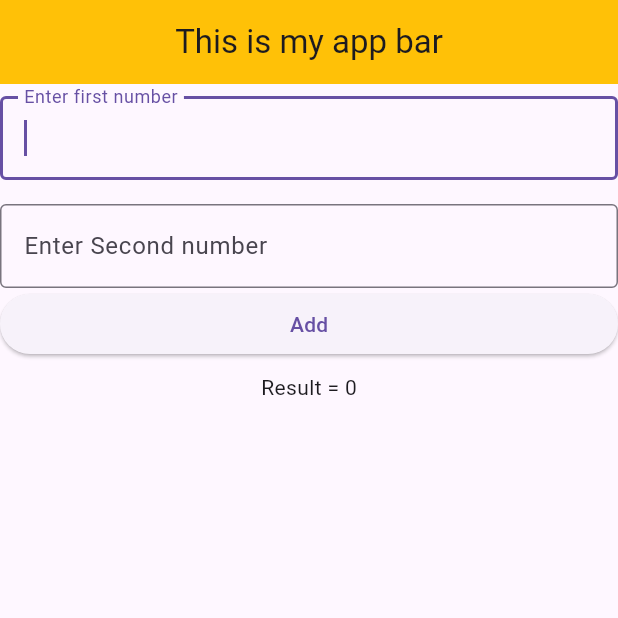
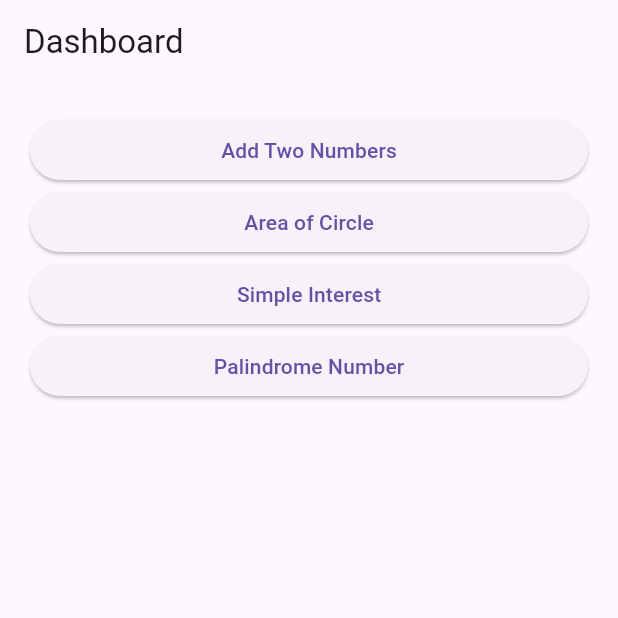
Before and after one commit to Addy-0001/logitracker, a Flutter app: the screen it shows after launch, on a phone screen of 412 x 824 dp, the top half of it. Run offline on Flutter 3.47's test engine with Material 3 defaults, Android fonts, the phone set to English and light mode, and no system bars.

```diff
--- a/lib/app.dart
+++ b/lib/app.dart
@@ -1,11 +1,25 @@
 import 'package:flutter/material.dart';
+import 'package:logitracker/view/add.dart';
+import 'package:logitracker/view/circle.dart';
 import 'package:logitracker/view/first_view.dart';
+import 'package:logitracker/view/palindrome_number.dart';
+import 'package:logitracker/view/simple_interest.dart';
 
 class App extends StatelessWidget {
   const App({super.key});
 
   @override
   Widget build(BuildContext context) {
-    return MaterialApp(home: FirstView());
+    return MaterialApp(
+      title: "My First Assignment",
+      initialRoute: '/',
+      routes: {
+        '/': (context) => const FirstView(),
+        '/palindrome': (context) => const PalindromeNumber(),
+        '/add': (context) => const Add(),
+        '/circle': (context) => const Circle(),
+        '/interest': (context) => const SimpleInterest(),
+      },
+    );
   }
 }
--- a/lib/view/first_view.dart
+++ b/lib/view/first_view.dart
@@ -11,38 +11,26 @@ class _FirstViewState extends State<FirstView> {
   @override
   Widget build(BuildContext context) {
     return Scaffold(
-      appBar: AppBar(
-        backgroundColor: Colors.amber,
-        title: Text("This is my app bar"),
-        centerTitle: true,
-      ),
-      body: Column(
+      appBar: AppBar(title: const Text("Dashboard")),
+      body: ListView(
+        padding: const EdgeInsets.all(20),
         children: [
-          SizedBox(height: 8),
-          TextField(
-            keyboardType: TextInputType.number,
-            decoration: InputDecoration(
-              border: OutlineInputBorder(),
-              labelText: "Enter first number",
-            ),
-            autocorrect: false,
-            autofocus: true,
+          ElevatedButton(
+            onPressed: () => Navigator.pushNamed(context, '/add'),
+            child: const Text("Add Two Numbers"),
           ),
-          SizedBox(height: 8),
-          SizedBox(height: 8),
-          TextField(
-            keyboardType: TextInputType.number,
-            decoration: InputDecoration(
-              border: OutlineInputBorder(),
-              labelText: "Enter Second number",
-            ),
+          ElevatedButton(
+            onPressed: () => Navigator.pushNamed(context, '/circle'),
+            child: const Text("Area of Circle"),
           ),
-          SizedBox(
-            width: double.infinity,
-            child: ElevatedButton(onPressed: () {}, child: Text("Add")),
+          ElevatedButton(
+            onPressed: () => Navigator.pushNamed(context, '/interest'),
+            child: const Text("Simple Interest"),
           ),
-          SizedBox(height: 8),
-          Text("Result = 0"),
+          ElevatedButton(
+            onPressed: () => Navigator.pushNamed(context, '/palindrome'),
+            child: const Text("Palindrome Number"),
+          ),
         ],
       ),
     );
```
Also changed, not shown: lib/view/add.dart (added, +65 -0 lines), lib/view/circle.dart (added, +50 -0 lines), lib/view/palindrome_number.dart (added, +62 -0 lines), lib/view/simple_interest.dart (added, +61 -0 lines).
